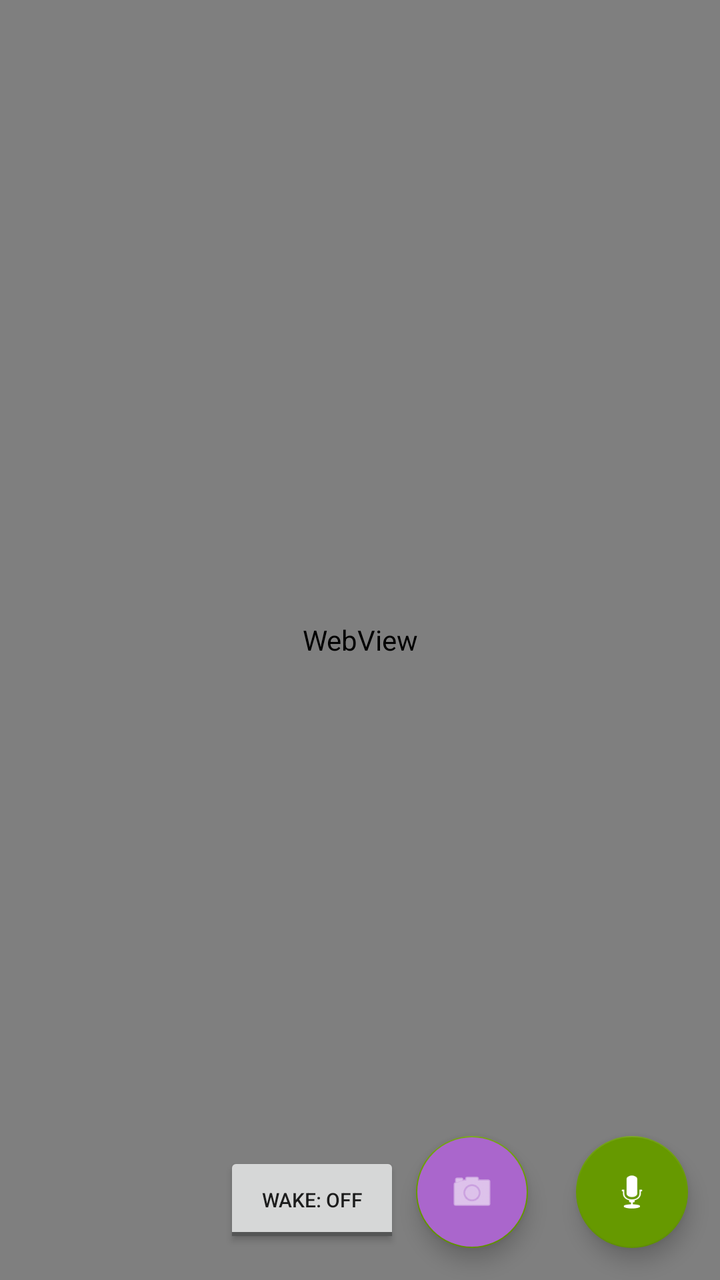
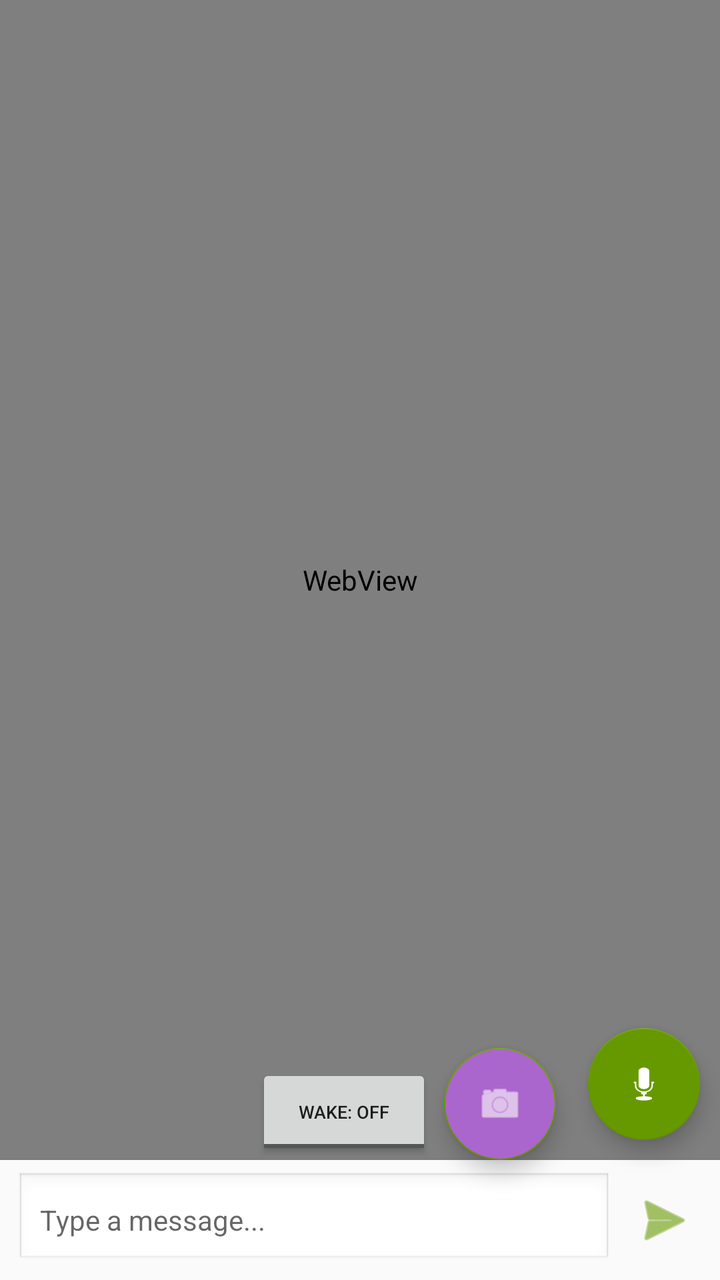

An Android layout rendered at two revisions. The XML below is the earlier revision; the diff shows what the commit changed to produce the second picture.
<!-- AndroidManifest.xml: application theme AppTheme -->
<!-- res/layout/activity_main.xml -->
<?xml version="1.0" encoding="utf-8"?>
<RelativeLayout xmlns:android="http://schemas.android.com/apk/res/android"
    android:layout_width="match_parent"
    android:layout_height="match_parent">

    <WebView
        android:id="@+id/webView"
        android:layout_width="match_parent"
        android:layout_height="match_parent" />

    
    <LinearLayout
        android:id="@+id/errorView"
        android:layout_width="match_parent"
        android:layout_height="match_parent"
        android:orientation="vertical"
        android:gravity="center"
        android:visibility="gone"
        android:padding="32dp"
        android:background="@android:color/background_light">

        <TextView
            android:layout_width="wrap_content"
            android:layout_height="wrap_content"
            android:text="⚠️ Cannot connect to Hermes"
            android:textSize="20sp"
            android:textStyle="bold"
            android:layout_marginBottom="16dp" />

        <TextView
            android:id="@+id/errorText"
            android:layout_width="wrap_content"
            android:layout_height="wrap_content"
            android:text="Make sure dashboard is running on port 9119"
            android:textSize="14sp"
            android:gravity="center"
            android:layout_marginBottom="24dp" />

        <Button
            android:id="@+id/retryButton"
            android:layout_width="wrap_content"
            android:layout_height="wrap_content"
            android:text="Retry"
            android:textSize="16sp" />
    </LinearLayout>

    
    <com.google.android.material.floatingactionbutton.FloatingActionButton
        android:id="@+id/voiceButton"
        android:layout_width="wrap_content"
        android:layout_height="wrap_content"
        android:layout_alignParentBottom="true"
        android:layout_alignParentEnd="true"
        android:layout_margin="16dp"
        android:src="@android:drawable/ic_btn_speak_now"
        android:contentDescription="Voice Input"
        android:tint="@android:color/white"
        android:backgroundTint="@android:color/holo_green_dark" />

    
    <com.google.android.material.floatingactionbutton.FloatingActionButton
        android:id="@+id/screenshotButton"
        android:layout_width="wrap_content"
        android:layout_height="wrap_content"
        android:layout_alignParentBottom="true"
        android:layout_toStartOf="@id/voiceButton"
        android:layout_marginEnd="8dp"
        android:layout_marginBottom="16dp"
        android:src="@android:drawable/ic_menu_camera"
        android:contentDescription="Screenshot"
        android:tint="@android:color/white"
        android:backgroundTint="@android:color/holo_purple" />

    
    <ToggleButton
        android:id="@+id/wakeWordToggle"
        android:layout_width="wrap_content"
        android:layout_height="wrap_content"
        android:layout_alignParentBottom="true"
        android:layout_toStartOf="@id/screenshotButton"
        android:layout_marginEnd="8dp"
        android:layout_marginBottom="16dp"
        android:textOn="Wake: ON"
        android:textOff="Wake: OFF"
        android:textSize="10sp"
        android:padding="8dp" />

</RelativeLayout>
<!-- resources referenced by this layout -->
<resources>
  <style name="AppTheme" parent="Theme.AppCompat.Light.NoActionBar">
          <item name="colorPrimary">@android:color/holo_green_dark</item>
          <item name="colorPrimaryDark">@android:color/holo_green_dark</item>
          <item name="colorAccent">@android:color/holo_green_dark</item>
      </style>
</resources>

<!-- the commit's change to res/layout/activity_main.xml (unified diff, before → after) -->
@@ -1,12 +1,15 @@
 <?xml version="1.0" encoding="utf-8"?>
 <RelativeLayout xmlns:android="http://schemas.android.com/apk/res/android"
     android:layout_width="match_parent"
-    android:layout_height="match_parent">
+    android:layout_height="match_parent"
+    android:background="@android:color/background_light">
 
+    
     <WebView
         android:id="@+id/webView"
         android:layout_width="match_parent"
-        android:layout_height="match_parent" />
+        android:layout_height="match_parent"
+        android:layout_above="@+id/inputBar" />
 
     
     <LinearLayout
@@ -16,32 +19,74 @@
         android:orientation="vertical"
         android:gravity="center"
         android:visibility="gone"
-        android:padding="32dp"
+        android:padding="24dp"
         android:background="@android:color/background_light">
 
         <TextView
             android:layout_width="wrap_content"
             android:layout_height="wrap_content"
             android:text="⚠️ Cannot connect to Hermes"
-            android:textSize="20sp"
+            android:textSize="18sp"
             android:textStyle="bold"
-            android:layout_marginBottom="16dp" />
+            android:layout_marginBottom="12dp" />
 
         <TextView
             android:id="@+id/errorText"
             android:layout_width="wrap_content"
             android:layout_height="wrap_content"
             android:text="Make sure dashboard is running on port 9119"
-            android:textSize="14sp"
+            android:textSize="13sp"
             android:gravity="center"
-            android:layout_marginBottom="24dp" />
+            android:layout_marginBottom="20dp" />
 
         <Button
             android:id="@+id/retryButton"
             android:layout_width="wrap_content"
             android:layout_height="wrap_content"
             android:text="Retry"
-            android:textSize="16sp" />
+            android:textSize="14sp" />
+    </LinearLayout>
+
+    
+    <LinearLayout
+        android:id="@+id/inputBar"
+        android:layout_width="match_parent"
+        android:layout_height="wrap_content"
+        android:layout_alignParentBottom="true"
+        android:orientation="horizontal"
+        android:gravity="center_vertical"
+        android:paddingStart="8dp"
+        android:paddingEnd="8dp"
+        android:paddingTop="6dp"
+        android:paddingBottom="6dp"
+        android:background="?android:attr/windowBackground"
+        android:elevation="4dp">
+
+        <EditText
+            android:id="@+id/messageInput"
+            android:layout_width="0dp"
+            android:layout_height="wrap_content"
+            android:layout_weight="1"
+            android:hint="Type a message..."
+            android:textSize="14sp"
+            android:inputType="textCapSentences|textAutoCorrect"
+            android:maxLines="3"
+            android:minLines="1"
+            android:paddingStart="12dp"
+            android:paddingEnd="12dp"
+            android:paddingTop="10dp"
+            android:paddingBottom="10dp"
+            android:background="@android:drawable/edit_text"
+            android:layout_marginEnd="6dp" />
+
+        <ImageButton
+            android:id="@+id/sendButton"
+            android:layout_width="40dp"
+            android:layout_height="40dp"
+            android:src="@android:drawable/ic_menu_send"
+            android:background="?android:attr/selectableItemBackgroundBorderless"
+            android:tint="@android:color/holo_green_dark"
+            android:contentDescription="Send" />
     </LinearLayout>
 
     
@@ -49,9 +94,9 @@
         android:id="@+id/voiceButton"
         android:layout_width="wrap_content"
         android:layout_height="wrap_content"
-        android:layout_alignParentBottom="true"
+        android:layout_above="@id/inputBar"
         android:layout_alignParentEnd="true"
-        android:layout_margin="16dp"
+        android:layout_margin="10dp"
         android:src="@android:drawable/ic_btn_speak_now"
         android:contentDescription="Voice Input"
         android:tint="@android:color/white"
@@ -62,10 +107,10 @@
         android:id="@+id/screenshotButton"
         android:layout_width="wrap_content"
         android:layout_height="wrap_content"
-        android:layout_alignParentBottom="true"
+        android:layout_above="@id/inputBar"
         android:layout_toStartOf="@id/voiceButton"
-        android:layout_marginEnd="8dp"
-        android:layout_marginBottom="16dp"
+        android:layout_marginEnd="6dp"
+        android:layout_marginBottom="0dp"
         android:src="@android:drawable/ic_menu_camera"
         android:contentDescription="Screenshot"
         android:tint="@android:color/white"
@@ -76,13 +121,12 @@
         android:id="@+id/wakeWordToggle"
         android:layout_width="wrap_content"
         android:layout_height="wrap_content"
-        android:layout_alignParentBottom="true"
+        android:layout_above="@id/inputBar"
         android:layout_toStartOf="@id/screenshotButton"
-        android:layout_marginEnd="8dp"
-        android:layout_marginBottom="16dp"
+        android:layout_marginEnd="6dp"
         android:textOn="Wake: ON"
         android:textOff="Wake: OFF"
-        android:textSize="10sp"
-        android:padding="8dp" />
+        android:textSize="9sp"
+        android:padding="6dp" />
 
 </RelativeLayout>
